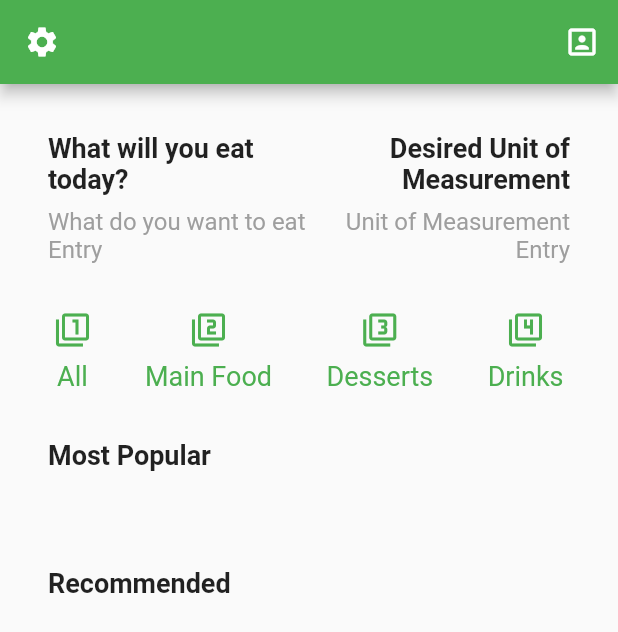
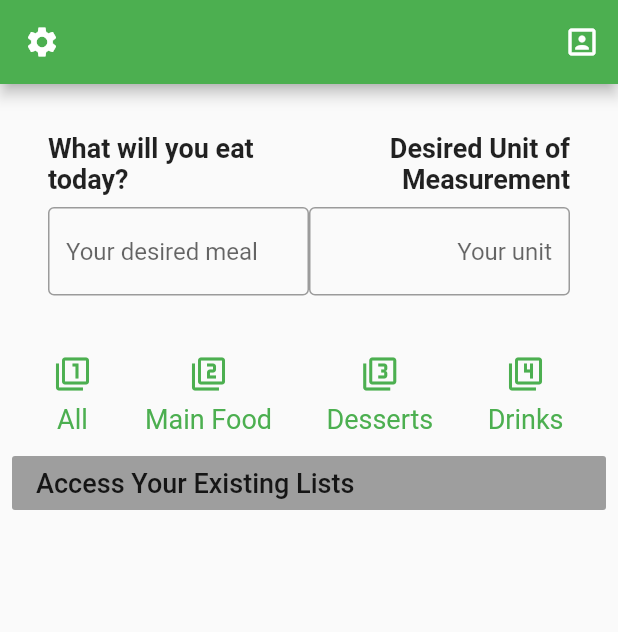
Before and after one commit to udayman/Foodie, a Flutter app: the screen it shows after launch, on a phone screen of 412 x 824 dp. Shown: the top 632 px of the screen. Run offline on Flutter 3.47's test engine with Material 2 defaults, Android fonts, the phone set to English and light mode, and no system bars; our stand-ins replace cloud_firestore, dio, firebase_auth, firebase_core, font_awesome_flutter, google_sign_in and 2 more; missing offline and left inert: flutter_youtube, youtube_api; accounts and stored records are empty.

Commit message:
revised app version
revised app version

mend

```diff
--- a/documents/foodapp/foodsearch/lib/main.dart
+++ b/documents/foodapp/foodsearch/lib/main.dart
@@ -30,12 +30,14 @@ class MyApp extends StatelessWidget {
                     ),
                   ),
                 ),
-                Text(
-                  'What do you want to eat Entry',
-                  textAlign: TextAlign.left,
-                  style: TextStyle(
-                    color: Colors.grey[500],
-                    fontSize: 16,
+                Container(
+                  padding: const EdgeInsets.only(bottom: 8),
+                  child: TextField(
+                    textAlign: TextAlign.left,
+                    decoration: InputDecoration(
+                      border: OutlineInputBorder(),
+                      hintText: "Your desired meal"
+                    ),
                   ),
                 ),
               ],
@@ -59,12 +61,14 @@ class MyApp extends StatelessWidget {
                     ),
                   ),
                 ),
-                Text(
-                  'Unit of Measurement Entry',
-                  textAlign: TextAlign.end,
-                  style: TextStyle(
-                    color: Colors.grey[500],
-                    fontSize: 16,
+                Container(
+                  padding: const EdgeInsets.only(bottom: 8),
+                  child: TextField(
+                    textAlign: TextAlign.end,
+                    decoration: InputDecoration(
+                      border: OutlineInputBorder(),
+                      hintText: "Your unit"
+                    ),
                   ),
                 ),
               ],
@@ -88,28 +92,19 @@ class MyApp extends StatelessWidget {
       ),
     );
 
-    Widget mostPopularSection = Container(
-      padding: const EdgeInsets.all(32),
-      child: Text(
-        'Most Popular',
-        textAlign: TextAlign.left,
-        style: TextStyle(
-          fontWeight: FontWeight.bold,
-          fontSize: 18,
-        ),
+    Widget listButtonSection = Container(
+    padding: EdgeInsets.all(8.0),
+    child: FlatButton(
+      onPressed: () {
+        //do something
+      },
+      color: Colors.grey,
+      child: Row(children: <Widget>[
+        Text("Access Your Existing Lists",
+        style: TextStyle(fontSize: 18),),
+      ],
       ),
-    );
-
-    Widget recommendedSection = Container(
-      padding: const EdgeInsets.all(32),
-      child: Text(
-        'Recommended',
-        textAlign: TextAlign.left,
-        style: TextStyle(
-          fontWeight: FontWeight.bold,
-          fontSize: 18,
-        ),
-      ),
+    ),
     );
 
     return MaterialApp(
@@ -144,8 +139,7 @@ class MyApp extends StatelessWidget {
           children: [
             titleSection,
             buttonSection,
-            mostPopularSection,
-            recommendedSection,
+            listButtonSection,
           ],
         ),
       ),
```
Also changed, not shown: 1 other file.
